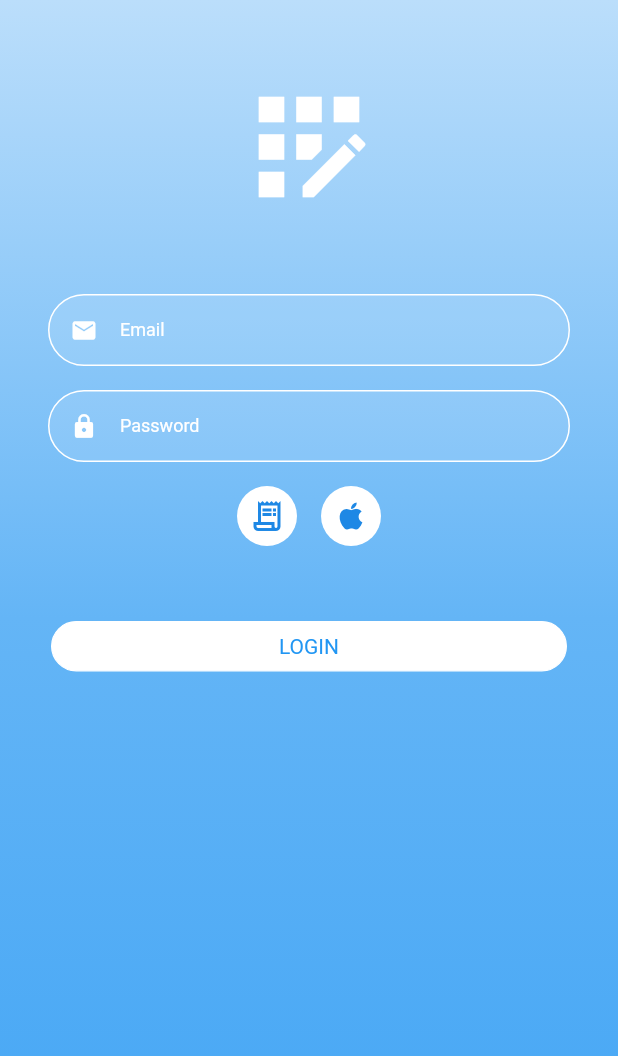
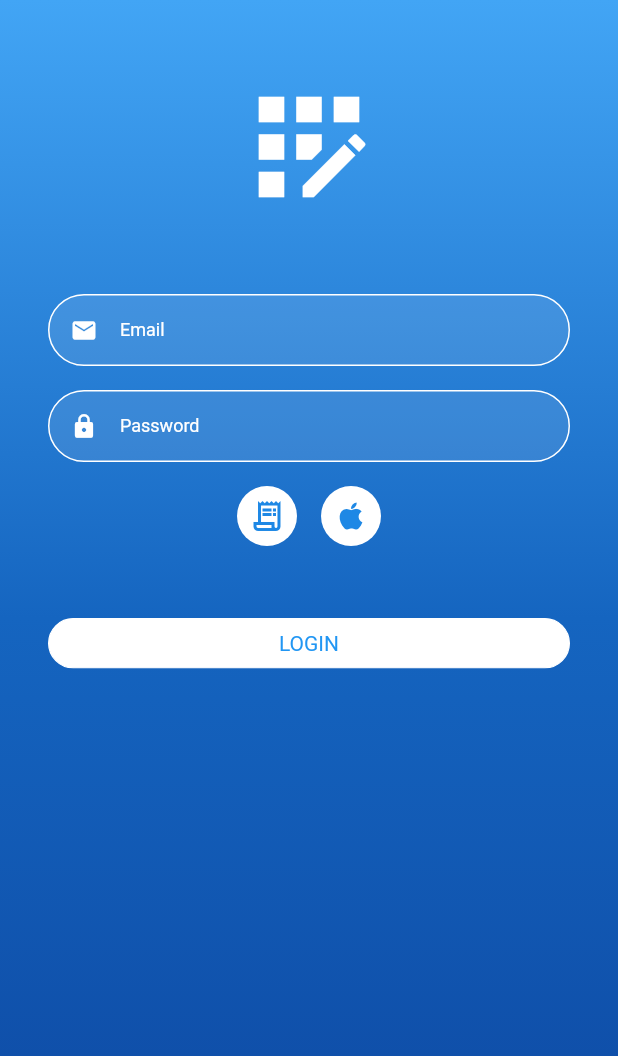
Before and after one commit to noctisbeta/quick_reminders, a Flutter app: the screen it shows after launch, after a tap on "LOGIN", on a phone screen of 412 x 824 dp. Shown: the top 1056 px of the screen. Run offline on Flutter 3.47's test engine with Material 2 defaults, Android fonts, the phone set to English and light mode, and no system bars; our stand-ins replace firebase_auth, firebase_core, flutter_hooks, flutter_riverpod, hooks_riverpod; accounts and stored records are empty.

```diff
--- a/lib/authentication/authentication_view.dart
+++ b/lib/authentication/authentication_view.dart
@@ -2,7 +2,7 @@ import 'package:flutter/material.dart';
 import 'package:quick_reminders/authentication/login_view.dart';
 import 'package:quick_reminders/authentication/sign_up_view.dart';
 import 'package:quick_reminders/common/rounded_button.dart';
-import 'package:quick_reminders/routing_functions.dart';
+import 'package:quick_reminders/utilities/routing_functions.dart';
 
 /// View for user authentication.
 class AuthenticationView extends StatefulWidget {
--- /dev/null
+++ b/lib/authentication/authentication_view_controller.dart
@@ -0,0 +1,47 @@
+import 'dart:async';
+import 'dart:developer';
+
+import 'package:flutter/material.dart';
+import 'package:flutter_riverpod/flutter_riverpod.dart';
+
+/// Controller for the authentication views.
+class AuthenticationViewController extends StateNotifier<double> {
+  /// Default constructor.
+  AuthenticationViewController() : super(0);
+
+  /// Provides the controller.
+  static final provider = StateNotifierProvider.autoDispose<AuthenticationViewController, double>(
+    (ref) => AuthenticationViewController(),
+  );
+
+  /// Ticks the animation until cancelled.
+  Timer? animationTimer;
+
+  @override
+  void dispose() {
+    animationTimer?.cancel();
+    super.dispose();
+  }
+
+  /// Starts the animation.
+  void startAnimation() {
+    animationTimer = Timer.periodic(
+      const Duration(milliseconds: 16),
+      (timer) {
+        state += 0.05;
+
+        if (state >= 1) {
+          timer.cancel();
+        }
+      },
+    );
+  }
+
+  /// Tweens between two colors.
+  Color colorTween(Color begin, Color end) {
+    return ColorTween(
+      begin: begin,
+      end: end,
+    ).transform(state)!;
+  }
+}
--- a/lib/authentication/login_view.dart
+++ b/lib/authentication/login_view.dart
@@ -1,48 +1,39 @@
-import 'dart:async';
+import 'dart:developer';
 
 import 'package:flutter/material.dart';
+import 'package:flutter_hooks/flutter_hooks.dart';
+import 'package:hooks_riverpod/hooks_riverpod.dart';
+import 'package:quick_reminders/authentication/authentication_view_controller.dart';
 import 'package:quick_reminders/common/my_text_field.dart';
 import 'package:quick_reminders/common/rounded_button.dart';
 
 /// Login view.
-class LoginView extends StatefulWidget {
+class LoginView extends StatefulHookConsumerWidget {
   /// Default constructor.
   const LoginView({super.key});
 
   @override
-  State<LoginView> createState() => _LoginViewState();
+  ConsumerState<LoginView> createState() => _LoginViewState();
 }
 
-class _LoginViewState extends State<LoginView> {
-  double percentage = 0;
-
-  Color colorTween(Color begin, Color end) {
-    return ColorTween(
-      begin: begin,
-      end: end,
-    ).transform(percentage)!;
-  }
-
+class _LoginViewState extends ConsumerState<LoginView> {
   @override
   void initState() {
     super.initState();
 
-    Timer.periodic(
-      const Duration(milliseconds: 16),
-      (timer) {
-        setState(() {
-          percentage += 0.05;
-        });
-
-        if (percentage >= 1) {
-          timer.cancel();
-        }
-      },
-    );
+    ref.read(AuthenticationViewController.provider.notifier).startAnimation();
   }
 
   @override
   Widget build(BuildContext context) {
+    final ac = useAnimationController(
+      duration: const Duration(milliseconds: 300),
+    );
+
+    if (!ac.isAnimating && !ac.isCompleted) {
+      ac.forward();
+    }
+
     return GestureDetector(
       onTap: () {
         FocusManager.instance.primaryFocus?.unfocus();
@@ -55,10 +46,22 @@ class _LoginViewState extends State<LoginView> {
                 begin: Alignment.topCenter,
                 end: Alignment.bottomCenter,
                 colors: [
-                  colorTween(Colors.blue[400]!, Colors.blue[100]!),
-                  colorTween(Colors.blue[800]!, Colors.blue[300]!),
-                  colorTween(Colors.blue[900]!, Colors.blue[400]!),
-                ],
+                  // viewController.colorTween(Colors.blue[400]!, Colors.blue[100]!),
+                  // viewController.colorTween(Colors.blue[800]!, Colors.blue[300]!),
+                  // viewController.colorTween(Colors.blue[900]!, Colors.blue[400]!),
+                  ColorTween(
+                    begin: Colors.blue[400],
+                    end: Colors.blue[100],
+                  ),
+                  ColorTween(
+                    begin: Colors.blue[800],
+                    end: Colors.blue[300],
+                  ),
+                  ColorTween(
+                    begin: Colors.blue[900],
+                    end: Colors.blue[400],
+                  ),
+                ].map((e) => e.animate(ac).value!).toList(),
               ),
             ),
             child: SafeArea(
--- a/lib/common/rounded_button.dart
+++ b/lib/common/rounded_button.dart
@@ -29,8 +29,6 @@ class RoundedButton extends StatelessWidget {
         // highlightColor: Colors.blue,
         borderRadius: BorderRadius.circular(100),
         onTap: onPressed,
-        child: Padding(
-          padding: const EdgeInsets.all(2),
         child: Ink(
           padding: const EdgeInsets.symmetric(
             horizontal: 20,
@@ -49,7 +47,6 @@ class RoundedButton extends StatelessWidget {
           ),
         ),
       ),
-      ),
     );
   }
 }
--- a/lib/main.dart
+++ b/lib/main.dart
@@ -1,5 +1,6 @@
 import 'package:firebase_core/firebase_core.dart';
 import 'package:flutter/material.dart';
+import 'package:flutter_riverpod/flutter_riverpod.dart';
 import 'package:quick_reminders/authentication/authentication_view.dart';
 
 import 'package:quick_reminders/firebase_options.dart';
@@ -12,8 +13,10 @@ Future<void> main() async {
   );
 
   runApp(
-    const MaterialApp(
-      home: InitWidget(),
+    const ProviderScope(
+      child: MaterialApp(
+        home: InitWidget(),
+      ),
     ),
   );
 }
--- a/pubspec.yaml
+++ b/pubspec.yaml
@@ -34,7 +34,8 @@ dependencies:
   firebase_core: ^1.23.0
   flutter:
     sdk: flutter
-  flutter_riverpod: ^1.0.4
+  flutter_hooks: ^0.18.5+1
+  hooks_riverpod: ^1.0.4
 
 dev_dependencies:
   flutter_lints: ^2.0.0
```
Also changed, not shown: lib/authentication/sign_up_view.dart (+18 -36 lines), lib/utilities/extensions/iterable_extension.dart (added, +13 -0 lines), lib/utilities/routing_functions.dart (renamed from lib/routing_functions.dart), pubspec.lock. Lines whose indentation alone changed are shown as unchanged.
